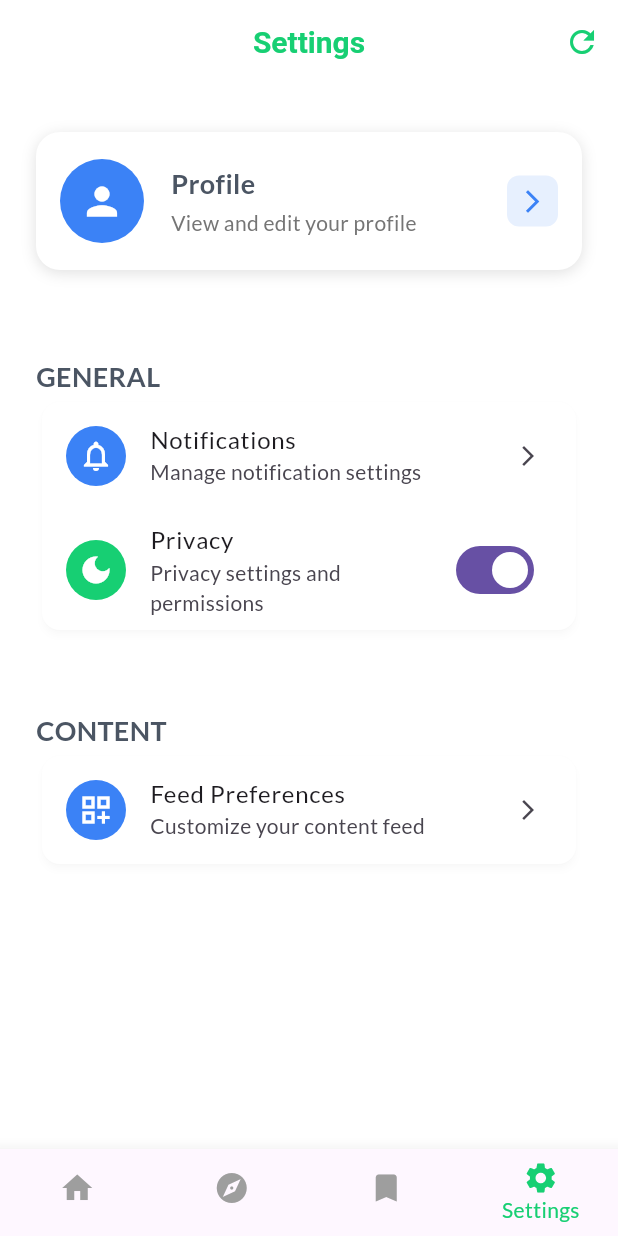
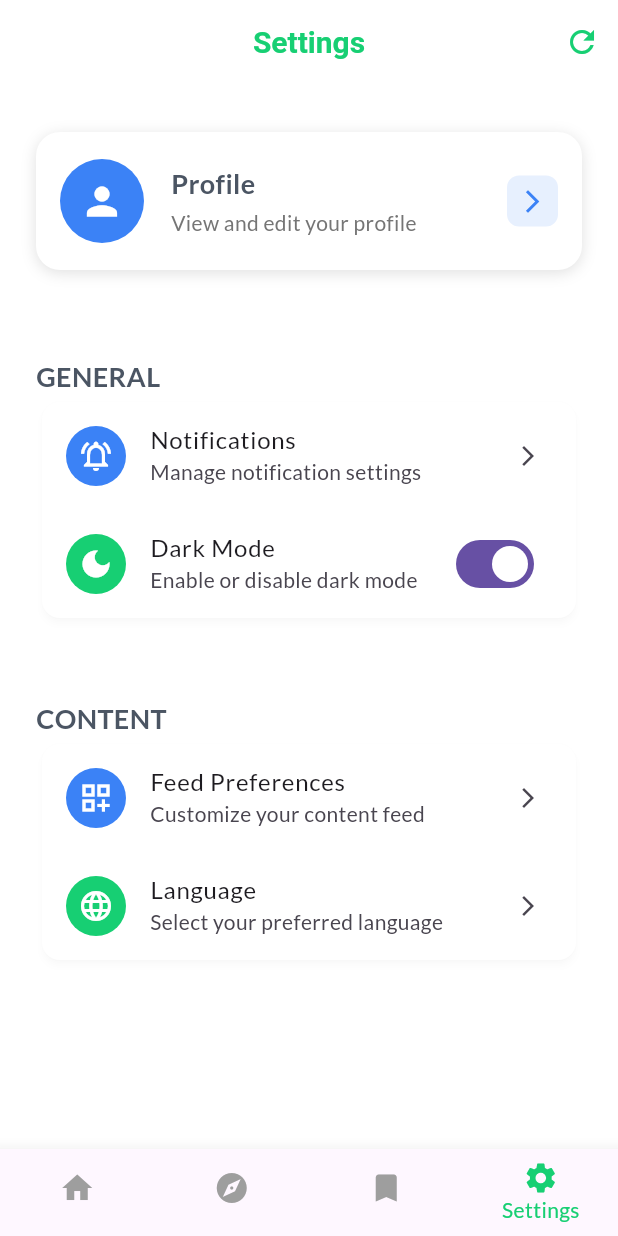
Before and after one commit to mdsiamulislam/salsabil-ilm, a Flutter app: the screen it shows after launch, item 4 of the bottom bar chosen, after a tap on the "arrow forward ios" icon, on a phone screen of 412 x 824 dp. Run offline on Flutter 3.47's test engine with Material 3 defaults, Android fonts, the phone set to English and light mode, and no system bars; our stand-ins replace google_fonts.

Commit message:
Add profile and settings UI components; enhance home screen layout

```diff
--- a/lib/core/string_constent/path_constent/image_path.dart
+++ b/lib/core/string_constent/path_constent/image_path.dart
@@ -6,4 +6,6 @@ class ImagePath {
   // === Home Screen === //
   static const String quranVerseBanner = 'assets/images/bg/quranic_bg.jpg';
   static const String theSunnahBanner = 'assets/images/bg/sunnah_bg.png';
+
+  static const String prayerTimesBanner = 'assets/images/bg/img.png';
 }
--- a/lib/feature/home/views/home_screen.dart
+++ b/lib/feature/home/views/home_screen.dart
@@ -1,4 +1,5 @@
 import 'package:flutter/material.dart';
+import 'package:ilm/core/string_constent/path_constent/image_path.dart';
 import 'package:ilm/feature/home/tab/quranic_verse.dart';
 import 'package:ilm/feature/home/tab/the_sunnah.dart';
 import '../../../core/theme/color/color.dart';
@@ -16,6 +17,8 @@ class _HomeScreenState extends State<HomeScreen> {
     return Scaffold(
       body: SingleChildScrollView(
         scrollDirection: Axis.vertical,
+        child: Padding(
+          padding: const EdgeInsets.all(8.0),
           child: Column(
             children: [
               DefaultTabController(
@@ -47,7 +50,136 @@ class _HomeScreenState extends State<HomeScreen> {
                   ],
                 ),
               ),
+              SizedBox(height: 20),
+              Row(
+                children: [
+                  Text(
+                    'Trending',
+                    style: TextStyle(
+                      fontSize: 18,
+                      fontWeight: FontWeight.bold,
+                    ),
+                  ),
+                  Spacer(),
+                  Text(
+                    ' See All',
+                    style: TextStyle(
+                      fontSize: 14,
+                      color: AppColors.primary,
+                    ),
+                  )
                 ],
+              ),
+              SizedBox(height: 10),
+              SizedBox(
+                height: 220,
+                child: ListView.builder(
+                  scrollDirection: Axis.horizontal,
+                  itemCount: 5,
+                  itemBuilder: (context, index) {
+                    return Container(
+                      width: 150,
+                      margin: EdgeInsets.only(right: 12),
+                      decoration: BoxDecoration(
+                        color: Colors.white,
+                        borderRadius: BorderRadius.circular(16),
+                      ),
+                      child: Column(
+                        crossAxisAlignment: CrossAxisAlignment.start,
+                        mainAxisSize: MainAxisSize.min,
+                        mainAxisAlignment: MainAxisAlignment.start,
+                        children: [
+                          ClipRRect(
+                            borderRadius: BorderRadius.circular(16),
+                            child: Image(
+                              width: double.infinity,
+                              height: 150,
+                              image: AssetImage(ImagePath.prayerTimesBanner),
+                              fit: BoxFit.cover,
+                            ),
+                          ),
+                          SizedBox(height: 6),
+                          Text(
+                            'The Beauty of Quranic Verses',
+                            style: TextStyle(
+                              fontWeight: FontWeight.w700,
+                              fontSize: 14,
+                            ),
+                          ),
+                          SizedBox(height: 3),
+                          Text('Article', style: TextStyle(color: Colors.grey[600], fontSize: 12)),
+                        ],
+                      ),
+                    );
+                  },
+                ),
+              ),
+              SizedBox(height: 20),
+              Row(
+                children: [
+                  Text(
+                    'Popular',
+                    style: TextStyle(
+                      fontSize: 18,
+                      fontWeight: FontWeight.bold,
+                    ),
+                  ),
+                  Spacer(),
+                  Text(
+                    ' See All',
+                    style: TextStyle(
+                      fontSize: 14,
+                      color: AppColors.primary,
+                    ),
+                  )
+                ],
+              ),
+              SizedBox(height: 10),
+              SizedBox(
+                height: 220,
+                child: ListView.builder(
+                  scrollDirection: Axis.horizontal,
+                  itemCount: 5,
+                  itemBuilder: (context, index) {
+                    return Container(
+                      width: 150,
+                      margin: EdgeInsets.only(right: 12),
+                      decoration: BoxDecoration(
+                        color: Colors.white,
+                        borderRadius: BorderRadius.circular(16),
+                      ),
+                      child: Column(
+                        crossAxisAlignment: CrossAxisAlignment.start,
+                        mainAxisSize: MainAxisSize.min,
+                        mainAxisAlignment: MainAxisAlignment.start,
+                        children: [
+                          ClipRRect(
+                            borderRadius: BorderRadius.circular(16),
+                            child: Image(
+                              width: double.infinity,
+                              height: 150,
+                              image: AssetImage(ImagePath.prayerTimesBanner),
+                              fit: BoxFit.cover,
+                            ),
+                          ),
+                          SizedBox(height: 6),
+                          Text(
+                            'The Beauty of Quranic Verses',
+                            style: TextStyle(
+                              fontWeight: FontWeight.w700,
+                              fontSize: 14,
+                            ),
+                          ),
+                          SizedBox(height: 3),
+                          Text('Article', style: TextStyle(color: Colors.grey[600], fontSize: 12)),
+                        ],
+                      ),
+                    );
+                  },
+                ),
+              )
+            ],
+          ),
         ),
       ),
     );
--- a/lib/feature/landing_page.dart
+++ b/lib/feature/landing_page.dart
@@ -3,7 +3,7 @@ import 'package:ilm/core/theme/color/color.dart';
 import 'package:ilm/feature/bookmark/views/bookmark_screen.dart';
 import 'package:ilm/feature/explore/views/explore_screen.dart';
 import 'package:ilm/feature/home/views/home_screen.dart';
-import 'package:ilm/feature/settngs/views/settings_screen.dart';
+import 'package:ilm/feature/settings/views/settings_screen.dart';
 
 class LandingPage extends StatefulWidget {
   const LandingPage({super.key});
--- /dev/null
+++ b/lib/feature/settings/static_data/settings_tile_list.dart
@@ -0,0 +1,46 @@
+import 'package:flutter/material.dart';
+
+import '../../../core/theme/color/color.dart';
+
+class SettingsTileList{
+
+  static List<Map<String, dynamic>> generalSettings = [
+    {
+      'title': 'Notifications',
+      'subtitle': 'Manage notification settings',
+      'prefixBgColor': AppColors.info,
+      'prefixIcon': Icons.notifications_active_outlined,
+      'suffixIcon': Icons.arrow_forward_ios,
+    },
+    {
+      'title': 'Dark Mode',
+      'subtitle': 'Enable or disable dark mode',
+      'prefixBgColor': AppColors.primary,
+      'prefixIcon': Icons.dark_mode,
+      'suffixSwitch': Switch(
+        value: true,
+        onChanged: (bool value) {
+          value = !value;
+        },
+      ),
+    },
+  ];
+
+  static List<Map<String, dynamic>> contentSettings = [
+    {
+      'title': 'Feed Preferences',
+      'subtitle': 'Customize your content feed',
+      'prefixBgColor': AppColors.info,
+      'prefixIcon': Icons.dashboard_customize_outlined,
+      'suffixIcon': Icons.arrow_forward_ios,
+    },
+    {
+      'title': 'Language',
+      'subtitle': 'Select your preferred language',
+      'prefixBgColor': AppColors.primary,
+      'prefixIcon': Icons.language,
+      'suffixIcon': Icons.arrow_forward_ios,
+    },
+  ];
+
+}
--- /dev/null
+++ b/lib/feature/settings/views/settings_screen.dart
@@ -0,0 +1,34 @@
+import 'package:flutter/material.dart';
+import 'package:ilm/feature/settings/static_data/settings_tile_list.dart';
+import '../widgets/profile_card_tile.dart';
+import '../widgets/s_list_tile_card.dart';
+
+class SettingsScreen extends StatelessWidget {
+  const SettingsScreen({super.key});
+
+  @override
+  Widget build(BuildContext context) {
+    return Scaffold(
+      backgroundColor: Theme.of(context).scaffoldBackgroundColor,
+      body: SingleChildScrollView(
+        child: Padding(
+          padding: const EdgeInsets.all(24.0),
+          child: Column(
+            crossAxisAlignment: CrossAxisAlignment.start,
+            children: [
+              ProfileCardTile(),
+              SizedBox(height: 50),
+              titleLabel('GENERAL'),
+              SListTileCard( listTileList: SettingsTileList.generalSettings),
+              SizedBox(height: 50),
+              titleLabel('CONTENT'),
+              SListTileCard( listTileList: SettingsTileList.contentSettings),
+            ],
+          ),
+        ),
+      ),
+    );
+  }
+
+  Text titleLabel(String label) {return Text(label, style: TextStyle(fontSize: 18, fontWeight: FontWeight.bold));}
+}
--- /dev/null
+++ b/lib/feature/settings/widgets/profile_card_tile.dart
@@ -0,0 +1,77 @@
+import 'package:flutter/material.dart';
+
+import '../../../core/theme/color/color.dart';
+
+class ProfileCardTile extends StatelessWidget {
+  const ProfileCardTile({
+    super.key,
+  });
+
+  @override
+  Widget build(BuildContext context) {
+    return Container(
+      margin: EdgeInsets.symmetric(vertical: 8),
+      padding: EdgeInsets.symmetric(horizontal: 16, vertical: 18),
+      decoration: BoxDecoration(
+        color: Colors.white,
+        borderRadius: BorderRadius.circular(16),
+        boxShadow: [
+          BoxShadow(
+            color: Colors.black12,
+            blurRadius: 8,
+            offset: Offset(0, 2),
+          ),
+        ],
+      ),
+      child: Row(
+        children: [
+          CircleAvatar(
+            radius: 28,
+            backgroundColor: AppColors.info,
+            child: Icon(
+              Icons.person,
+              color: Colors.white,
+              size: 30,
+            ),
+          ),
+          SizedBox(width: 18),
+          Expanded(
+            child: Column(
+              crossAxisAlignment: CrossAxisAlignment.start,
+              children: [
+                Text(
+                  'Profile',
+                  style: TextStyle(
+                    fontWeight: FontWeight.w700,
+                    fontSize: 18,
+                  ),
+                ),
+                SizedBox(height: 4),
+                Text(
+                  'View and edit your profile',
+                  style: TextStyle(
+                    color: Colors.grey[600],
+                    fontSize: 14,
+                  ),
+                ),
+              ],
+            ),
+          ),
+          GestureDetector(
+            onTap: () {
+              // TODO: Navigate to profile screen
+            },
+            child: Container(
+              decoration: BoxDecoration(
+                color: AppColors.info.withOpacity(0.12),
+                borderRadius: BorderRadius.circular(8),
+              ),
+              padding: EdgeInsets.all(8),
+              child: Icon(Icons.arrow_forward_ios, size: 18, color: AppColors.info),
+            ),
+          ),
+        ],
+      ),
+    );
+  }
+}
--- /dev/null
+++ b/lib/feature/settings/widgets/s_list_tile.dart
@@ -0,0 +1,53 @@
+
+import 'dart:ui';
+
+import 'package:flutter/cupertino.dart';
+import 'package:flutter/material.dart';
+
+import '../../../core/theme/color/color.dart';
+
+class SListTile extends StatelessWidget {
+  String title;
+  String subtitle;
+  void Function()? onTap;
+  Color? prefixBgColor;
+  IconData? prefixIcon;
+  IconData? suffixIcon;
+  Switch? suffixSwitch;
+  SListTile({
+    required this.title,
+    required this.subtitle,
+    this.onTap,
+    this.prefixBgColor,
+    this.prefixIcon,
+    this.suffixIcon,
+    this.suffixSwitch,
+    super.key,
+  });
+
+  @override
+  Widget build(BuildContext context) {
+    return GestureDetector(
+      onTap: onTap,
+      child: ListTile(
+        leading: prefixIcon != null
+            ? Container(
+          width: 40,
+          height: 40,
+          decoration: BoxDecoration(
+            color: prefixBgColor ?? AppColors.primary,
+            borderRadius: BorderRadius.circular(50),
+          ),
+          child: Icon(
+            prefixIcon,
+            color: Colors.white,
+          ),
+        )
+            : null,
+        title: Text(title),
+        subtitle: Text(subtitle),
+        trailing: suffixSwitch ?? (suffixIcon != null ? Icon(suffixIcon, size: 16) : null),
+      ),
+    );
+  }
+}
--- /dev/null
+++ b/lib/feature/settings/widgets/s_list_tile_card.dart
@@ -0,0 +1,37 @@
+
+import 'package:flutter/material.dart';
+import 'package:ilm/feature/settings/widgets/s_list_tile.dart';
+
+
+class SListTileCard extends StatelessWidget {
+  List<Map<String, dynamic>> listTileList;
+  SListTileCard({
+    required this.listTileList,
+    super.key,
+  });
+
+  @override
+  Widget build(BuildContext context) {
+    return Card(
+      color: Colors.white,
+      elevation: 2,
+      shadowColor: Colors.black12,
+      child: ListView.builder(
+        physics: NeverScrollableScrollPhysics(),
+        shrinkWrap: true,
+        itemCount: listTileList.length,
+        itemBuilder: (context, index) {
+          return SListTile(
+            title: listTileList[index]['title'],
+            subtitle: listTileList[index]['subtitle'],
+            prefixBgColor: listTileList[index]['prefixBgColor'],
+            prefixIcon: listTileList[index]['prefixIcon'],
+            suffixIcon: listTileList[index]['suffixIcon'],
+            suffixSwitch: listTileList[index]['suffixSwitch'],
+          );
+        },
+      ),
+
+    );
+  }
+}
--- a/lib/feature/settngs/views/settings_screen.dart
+++ /dev/null
@@ -1,185 +0,0 @@
-import 'package:flutter/material.dart';
-import 'package:ilm/core/theme/color/color.dart';
-
-class SettingsScreen extends StatefulWidget {
-  const SettingsScreen({super.key});
-
-  @override
-  State<SettingsScreen> createState() => _SettingsScreenState();
-}
-
-class _SettingsScreenState extends State<SettingsScreen> {
-  @override
-  Widget build(BuildContext context) {
-    return Scaffold(
-      backgroundColor: Theme.of(context).scaffoldBackgroundColor,
-      body: SingleChildScrollView(
-        child: Padding(
-          padding: const EdgeInsets.all(24.0),
-          child: Column(
-            crossAxisAlignment: CrossAxisAlignment.start,
-            children: [
-              Container(
-                margin: EdgeInsets.symmetric(vertical: 8),
-                padding: EdgeInsets.symmetric(horizontal: 16, vertical: 18),
-                decoration: BoxDecoration(
-                  color: Colors.white,
-                  borderRadius: BorderRadius.circular(16),
-                  boxShadow: [
-                    BoxShadow(
-                      color: Colors.black12,
-                      blurRadius: 8,
-                      offset: Offset(0, 2),
-                    ),
-                  ],
-                ),
-                child: Row(
-                  children: [
-                    CircleAvatar(
-                      radius: 28,
-                      backgroundColor: AppColors.info,
-                      child: Icon(
-                        Icons.person,
-                        color: Colors.white,
-                        size: 30,
-                      ),
-                    ),
-                    SizedBox(width: 18),
-                    Expanded(
-                      child: Column(
-                        crossAxisAlignment: CrossAxisAlignment.start,
-                        children: [
-                          Text(
-                            'Profile',
-                            style: TextStyle(
-                              fontWeight: FontWeight.w700,
-                              fontSize: 18,
-                            ),
-                          ),
-                          SizedBox(height: 4),
-                          Text(
-                            'View and edit your profile',
-                            style: TextStyle(
-                              color: Colors.grey[600],
-                              fontSize: 14,
-                            ),
-                          ),
-                        ],
-                      ),
-                    ),
-                    GestureDetector(
-                      onTap: () {
-                        // TODO: Navigate to profile screen
-                      },
-                      child: Container(
-                        decoration: BoxDecoration(
-                          color: AppColors.info.withOpacity(0.12),
-                          borderRadius: BorderRadius.circular(8),
-                        ),
-                        padding: EdgeInsets.all(8),
-                        child: Icon(Icons.arrow_forward_ios, size: 18, color: AppColors.info),
-                      ),
-                    ),
-                  ],
-                ),
-              ),
-              SizedBox(height: 50),
-
-
-              Text(
-                'GENERAL',
-                style: TextStyle(
-                  fontSize: 18,
-                  fontWeight: FontWeight.bold,
-                ),
-              ),
-              Card(
-                color: Colors.white,
-                elevation: 2,
-                shadowColor: Colors.black12,
-                child: Column(
-                  children: [
-                    ListTile(
-                      leading: Container(
-                        width: 40,
-                        height: 40,
-                        decoration: BoxDecoration(
-                          color: AppColors.info,
-                          borderRadius: BorderRadius.circular(50),
-                        ),
-                        child: Icon(
-                          Icons.notifications_none,
-                          color: Colors.white,
-                        ),
-                      ),
-                      title: Text('Notifications'),
-                      subtitle: Text('Manage notification settings'),
-                      trailing: Icon(Icons.arrow_forward_ios, size: 16),
-                    ),
-                    ListTile(
-                      leading: Container(
-                        width: 40,
-                        height: 40,
-                        decoration: BoxDecoration(
-                          color: AppColors.primary,
-                          borderRadius: BorderRadius.circular(50),
-                        ),
-                        child: Icon(
-                          Icons.dark_mode,
-                          color: Colors.white,
-                        ),
-                      ),
-                      title: Text('Privacy'),
-                      subtitle: Text('Privacy settings and permissions'),
-                      trailing: Switch(
-                        value: true,
-                        onChanged: (bool value) {
-                          value = !value;
-                        },
-                      ),
-                    )
-                  ],
-                ),
-
-              ),
-              SizedBox(height: 50),
-              Text(
-                'CONTENT',
-                style: TextStyle(
-                  fontSize: 18,
-                  fontWeight: FontWeight.bold,
-                ),
-              ),
-              Card(
-                color: Colors.white,
-                elevation: 2,
-                shadowColor: Colors.black12,
-                child: Column(
-                  children: [
-                    ListTile(
-                      leading: Container(
-                        width: 40,
-                        height: 40,
-                        decoration: BoxDecoration(
-                          color: AppColors.info,
-                          borderRadius: BorderRadius.circular(50),
-                        ),
-                        child: Icon(
-                          Icons.dashboard_customize_outlined,
-                          color: Colors.white,
-                        ),
-                      ),
-                      title: Text('Feed Preferences'),
-                      subtitle: Text('Customize your content feed'),
-                      trailing: Icon(Icons.arrow_forward_ios, size: 16),
-                    ),
-                  ],
-                ),
-              ),
-            ],
-          ),
-        ),
-      ),
-    );
-  }
-}
```
Also changed, not shown: assets/images/bg/img.png (added). Lines whose indentation alone changed are shown as unchanged.
